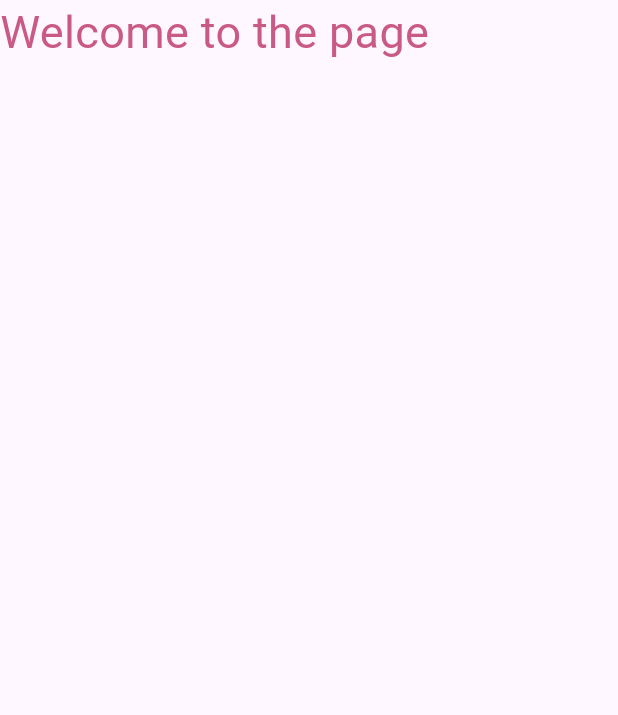
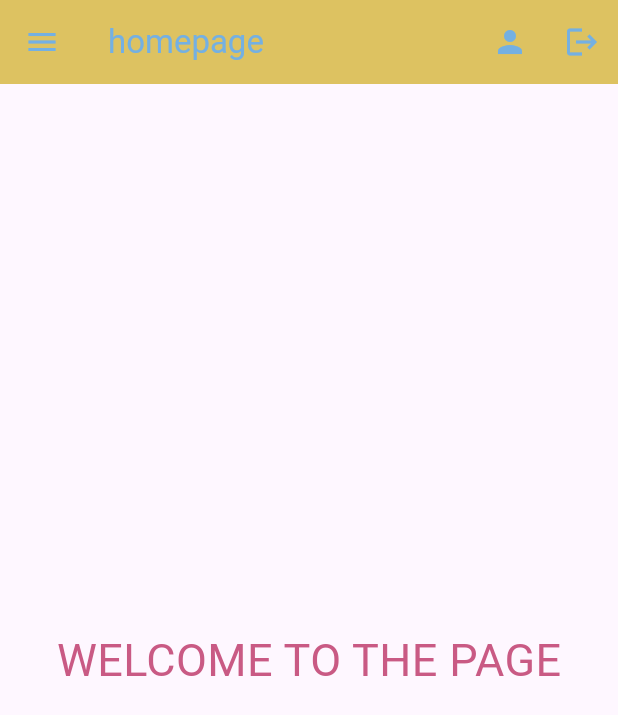
Before and after one commit to hridyghosh-collab/flutter_1086, a Flutter app: the screen it shows after launch, on a phone screen of 412 x 824 dp. Shown: the top 715 px of the screen. Run offline on Flutter 3.47's test engine with Material 3 defaults, Android fonts, the phone set to English and light mode, and no system bars; our stand-ins replace google_fonts.

Commit message:
first commit

```diff
--- a/lib/home_page.dart
+++ b/lib/home_page.dart
@@ -1,5 +1,6 @@
 import 'package:flutter/material.dart';
-import 'package:smartphone_project/home_page.dart';
+
+//import 'package:smartphone_project/home_page.dart';
 
 void main() {
   runApp(const HomePage());
@@ -20,11 +21,56 @@
   @override
   Widget build(BuildContext context) {
     return Scaffold(
-      body: Text(
-        "Welcome to the page",
-        style: TextStyle(
-          fontSize: 30,
-          color: Color.fromARGB(255, 201, 90, 132),
+      appBar: AppBar(
+        title: Text("homepage"),
+        backgroundColor: const Color.fromARGB(255, 221, 194, 97),
+        foregroundColor: const Color.fromARGB(255, 116, 176, 226),
+        //leading: Icon(Icons.home),
+        actions: [
+          IconButton(onPressed: () {}, icon: Icon(Icons.person)),
+          IconButton(onPressed: () {}, icon: Icon(Icons.logout)),
+        ],
+      ),
+      //appbar
+
+      drawer: Drawer(
+        child: Column(
+          children: [
+            UserAccountsDrawerHeader(
+              accountName: Text("Name"),
+              accountEmail: Text("Email"),
+            ),
+
+            ListTile(
+              leading: Icon(Icons.settings),
+              hoverColor: const Color.fromARGB(255, 59, 171, 228),
+              title: Text("homepage"),
+              onTap: () {},
+            ),
+            Divider(),
+            ListTile(
+              leading: Icon(Icons.settings),
+              hoverColor: const Color.fromARGB(255, 140, 189, 214),
+              title: Text("location"),
+              onTap: () {},
+            ),
+            Spacer(),
+            ListTile(
+              leading: Icon(Icons.person),
+              trailing: IconButton(onPressed: () {}, icon: Icon(Icons.logout)),
+              hoverColor: const Color.fromARGB(255, 104, 182, 221),
+              title: Text("profile"),
+            ),
+          ],
+        ),
+      ),
+      body: Center(
+        child: Text(
+          "WELCOME TO THE PAGE",
+          style: TextStyle(
+            fontSize: 30,
+            color: Color.fromARGB(255, 201, 90, 132),
+          ),
         ),
       ),
     );
```
Also changed, not shown: lib/home_page_2.dart (added, +107 -0 lines).
